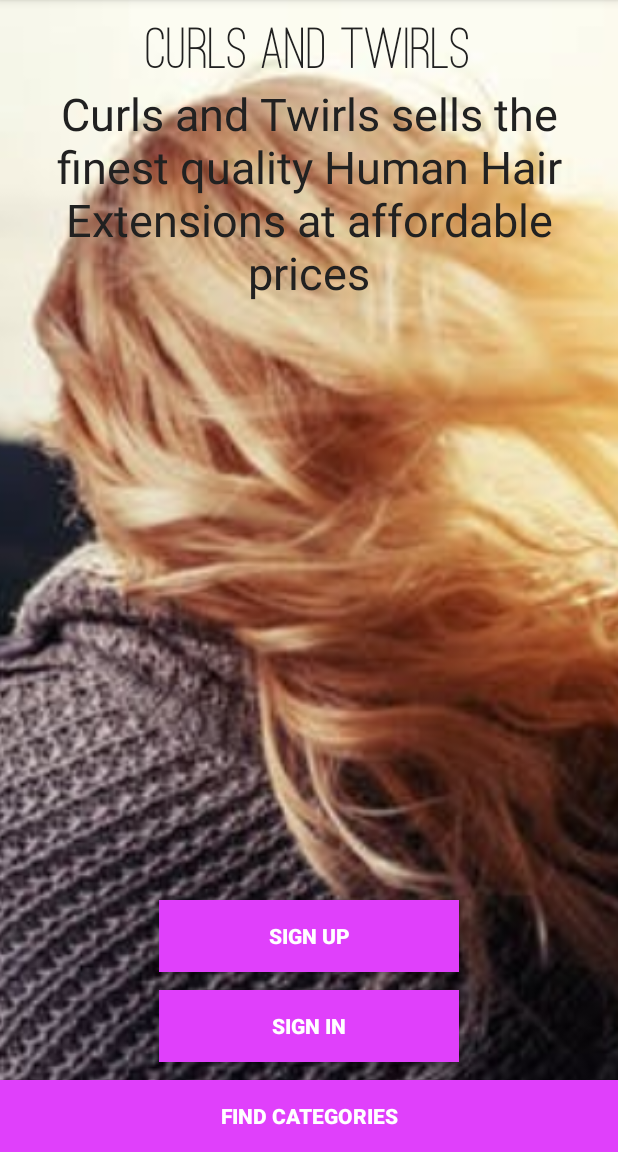
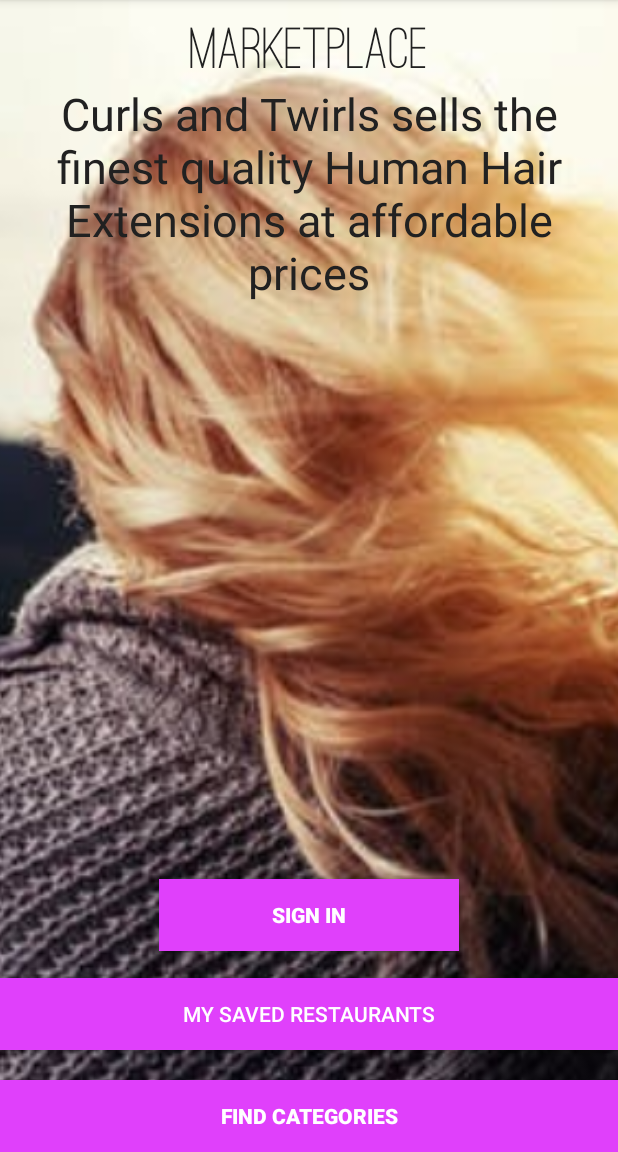
Before and after one commit to Emichira/MyOnlineStore, an Android app: the screen it shows after launch (MainActivity), on a phone screen of 412 x 824 dp, the part 84-1236 px from its top. Run offline under Robolectric (Android 15) with nearby library versions, the phone set to English and light mode, and no system bars; our stand-ins replace ButterKnife.

```diff
--- a/app/src/main/AndroidManifest.xml
+++ b/app/src/main/AndroidManifest.xml
@@ -34,7 +34,8 @@
                 android:name="android.support.PARENT_ACTIVITY"
                 android:value="ke.co.emichira.myonlinestore.ui.MainActivity" />
         </activity>
-        <activity android:name=".ui.CategoryDetailActivity"></activity>
+        <activity android:name=".ui.CategoryDetailActivity" />
+        <activity android:name=".ui.SavedCategoriesActivity"></activity>
     </application>
 
 </manifest>
--- a/app/src/main/java/ke/co/emichira/myonlinestore/Constants.java
+++ b/app/src/main/java/ke/co/emichira/myonlinestore/Constants.java
@@ -9,4 +9,6 @@ public class Constants {
     public static final String WALMART_BASE_URL = "http://api.walmartlabs.com/v1/trends?apiKey=thzqckvaj724vmkm97wuyd6c&lsPublisherId=xyz&format=json";
     public static final String WALMART_QUERY = "query";
     public static final String API_KEY_BASE= "apiKey";
+    public static final String PREFERENCES_SEARCH_KEY = "categories";
+
 }
--- a/app/src/main/java/ke/co/emichira/myonlinestore/ui/MainActivity.java
+++ b/app/src/main/java/ke/co/emichira/myonlinestore/ui/MainActivity.java
@@ -12,11 +12,13 @@ import butterknife.Bind;
 import butterknife.ButterKnife;
 import ke.co.emichira.myonlinestore.R;
 
-public class MainActivity extends AppCompatActivity {
+public class MainActivity extends AppCompatActivity implements View.OnClickListener {
     @Bind(R.id.findCategoriesButton) Button mFindCategoriesButton;
     @Bind(R.id.appNameTextView) TextView mAppNameTextView;
     @Bind(R.id.signInButton) Button mSignInButton;
-    @Bind(R.id.signUpButton) Button mSignUpButton;
+//    @Bind(R.id.signUpButton) Button mSignUpButton;
+    @Bind(R.id.savedRestaurantsButton) Button mSavedRestaurantsButton;
+
 
     @Override
     protected void onCreate(Bundle savedInstanceState) {
@@ -27,14 +29,18 @@ public class MainActivity extends AppCompatActivity {
         Typeface ostrichFont = Typeface.createFromAsset(getAssets(), "fonts/ostrich-regular.ttf");
         mAppNameTextView.setTypeface(ostrichFont);
 
-        mFindCategoriesButton.setOnClickListener(new View.OnClickListener() {
-            @Override
-            public void onClick(View v) {
-                String categories = mFindCategoriesButton.getText().toString();
-                Intent intent = new Intent(MainActivity.this, CategoriesActivity.class);
-                intent.putExtra("categories", categories);
-                startActivity(intent);            }
-        });
+//        mFindCategoriesButton.setOnClickListener(new View.OnClickListener() {
+//            @Override
+//            public void onClick(View v) {
+//                String categories = mFindCategoriesButton.getText().toString();
+//                Intent intent = new Intent(MainActivity.this, CategoriesActivity.class);
+//                intent.putExtra("categories", categories);
+//                startActivity(intent);            }
+//        });
+
+        mFindCategoriesButton.setOnClickListener(this);
+        mSavedRestaurantsButton.setOnClickListener(this);
+
 
         mSignInButton.setOnClickListener(new View.OnClickListener() {
             @Override
@@ -43,12 +49,28 @@ public class MainActivity extends AppCompatActivity {
                 startActivity(intent);            }
         });
 
-        mSignUpButton.setOnClickListener(new View.OnClickListener() {
-            @Override
-            public void onClick(View v) {
-                Intent intent = new Intent(MainActivity.this, RegisterActivity.class);
-                startActivity(intent);            }
-        });
+//        mSignUpButton.setOnClickListener(new View.OnClickListener() {
+//            @Override
+//            public void onClick(View v) {
+//                Intent intent = new Intent(MainActivity.this, RegisterActivity.class);
+//                startActivity(intent);            }
+//        });
 
     }
+
+    @Override
+    public void onClick(View v) {
+
+            if(v == mFindCategoriesButton) {
+                String categories = mFindCategoriesButton.getText().toString();
+                Intent intent = new Intent(MainActivity.this, CategoriesActivity.class);
+                intent.putExtra("categories", categories);
+                startActivity(intent);
+            }
+
+        if (v == mSavedRestaurantsButton) {
+            Intent intent = new Intent(MainActivity.this, SavedCategoriesActivity.class);
+            startActivity(intent);
+        }
+    }
 }
--- a/app/src/main/res/layout/activity_main.xml
+++ b/app/src/main/res/layout/activity_main.xml
@@ -12,7 +12,10 @@
         android:layout_width="wrap_content"
         android:layout_height="match_parent"
         app:srcCompat="@drawable/homepage"
-        android:scaleType="centerCrop"/>
+        android:scaleType="centerCrop"
+        android:layout_alignParentTop="true"
+        android:layout_alignParentLeft="true"
+        android:layout_alignParentStart="true" />
 
     <TextView
         android:id="@+id/appNameTextView"
@@ -21,7 +24,7 @@
         android:layout_alignParentTop="true"
         android:layout_centerHorizontal="true"
         android:layout_marginTop="15dp"
-        android:text="Curls and Twirls"
+        android:text="Marketplace"
         android:textColor="@color/colorPrimaryText"
         android:textSize="40sp"
         android:textStyle="bold" />
@@ -53,24 +56,37 @@
         android:id="@+id/signInButton"
         android:layout_width="200dp"
         android:layout_height="wrap_content"
-        android:layout_above="@+id/findCategoriesButton"
-        android:layout_centerHorizontal="true"
-        android:layout_marginBottom="12dp"
         android:background="@color/colorAccent"
         android:text="Sign In"
         android:textColor="@color/colorTextIcons"
-        android:textStyle="bold" />
+        android:textStyle="bold"
+        android:layout_marginBottom="18dp"
+        android:layout_above="@+id/savedRestaurantsButton"
+        android:layout_centerHorizontal="true" />
 
     <Button
-        android:id="@+id/signUpButton"
-        android:layout_width="200dp"
+        android:layout_width="match_parent"
         android:layout_height="wrap_content"
-        android:layout_above="@+id/signInButton"
-        android:layout_centerHorizontal="true"
-        android:layout_marginBottom="12dp"
+        android:text="My Saved Restaurants"
+        android:id="@+id/savedRestaurantsButton"
         android:background="@color/colorAccent"
-        android:text="Sign Up"
         android:textColor="@color/colorTextIcons"
-        android:textStyle="bold" />
+        android:visibility="visible"
+        android:layout_above="@+id/findCategoriesButton"
+        android:layout_alignParentLeft="true"
+        android:layout_alignParentStart="true"
+        android:layout_marginBottom="20dp" />
+
+    <!--<Button-->
+        <!--android:id="@+id/signUpButton"-->
+        <!--android:layout_width="200dp"-->
+        <!--android:layout_height="wrap_content"-->
+        <!--android:layout_above="@+id/signInButton"-->
+        <!--android:layout_centerHorizontal="true"-->
+        <!--android:layout_marginBottom="12dp"-->
+        <!--android:background="@color/colorAccent"-->
+        <!--android:text="Sign Up"-->
+        <!--android:textColor="@color/colorTextIcons"-->
+        <!--android:textStyle="bold" />-->
 
 </RelativeLayout>
```
Also changed, not shown: app/src/main/java/ke/co/emichira/myonlinestore/ui/CategoriesActivity.java (+63 -12 lines), app/src/main/java/ke/co/emichira/myonlinestore/ui/SavedCategoriesActivity.java (added, +12 -0 lines).
